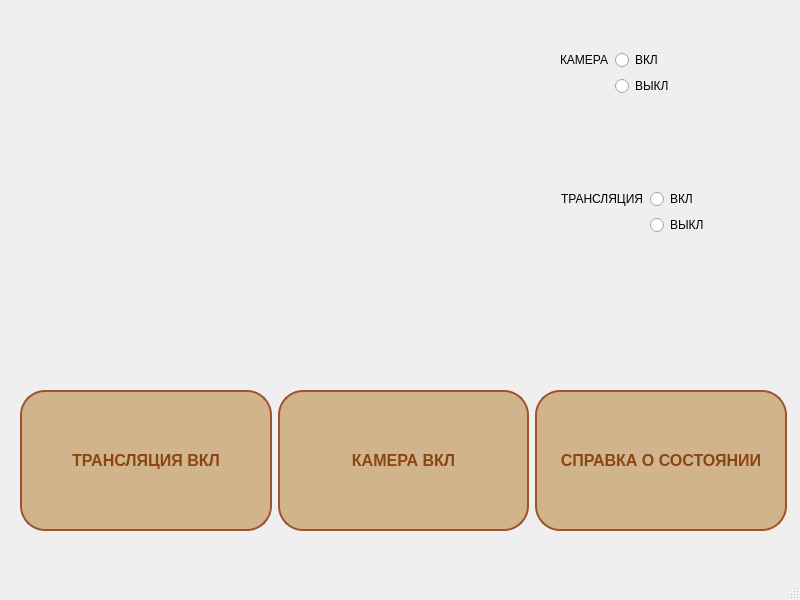
First picture: the form in mainwindow.ui, repository artemivanovz/Camera, before the edit.
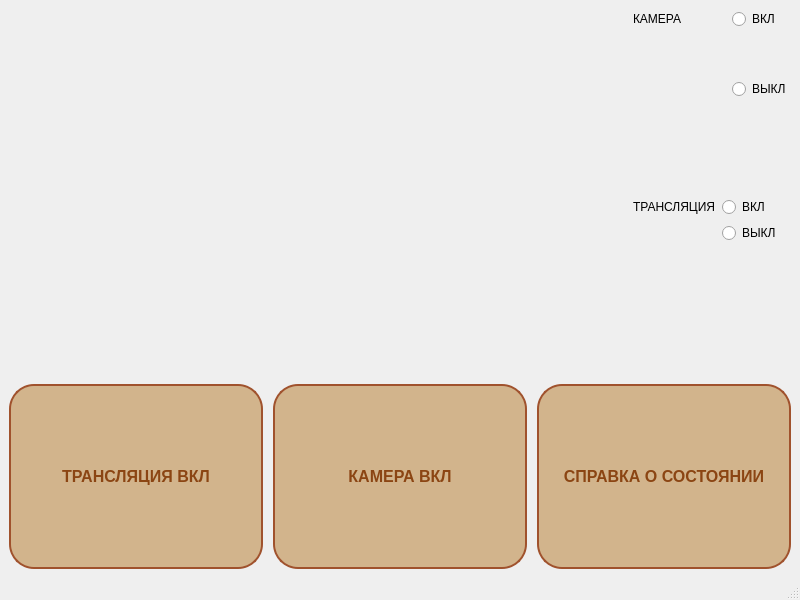
Second picture: the form after the edit.

Commit message: fixed layout using qt designer

Diff of the .ui file:
```diff
--- a/mainwindow.ui
+++ b/mainwindow.ui
@@ -14,29 +14,102 @@
    <string>MainWindow</string>
   </property>
   <widget class="QWidget" name="centralwidget">
+   <property name="sizePolicy">
+    <sizepolicy hsizetype="Expanding" vsizetype="Expanding">
+     <horstretch>0</horstretch>
+     <verstretch>0</verstretch>
+    </sizepolicy>
+   </property>
+   <layout class="QGridLayout" name="gridLayout_2">
+    <item row="0" column="0">
+     <layout class="QVBoxLayout" name="verticalLayout" stretch="2,1">
+      <item>
+       <layout class="QGridLayout" name="gridLayout" rowstretch="0,0" columnstretch="0,0">
+        <item row="0" column="0" rowspan="2">
    <widget class="QLabel" name="label">
-    <property name="geometry">
-     <rect>
-      <x>20</x>
-      <y>10</y>
-      <width>531</width>
-      <height>361</height>
-     </rect>
+          <property name="enabled">
+           <bool>true</bool>
+          </property>
+          <property name="sizePolicy">
+           <sizepolicy hsizetype="Expanding" vsizetype="Expanding">
+            <horstretch>16</horstretch>
+            <verstretch>9</verstretch>
+           </sizepolicy>
+          </property>
+          <property name="minimumSize">
+           <size>
+            <width>160</width>
+            <height>90</height>
+           </size>
     </property>
     <property name="text">
      <string/>
     </property>
    </widget>
-   <widget class="QWidget" name="layoutWidget">
-    <property name="geometry">
-     <rect>
-      <x>20</x>
-      <y>390</y>
-      <width>767</width>
-      <height>141</height>
-     </rect>
-    </property>
+        </item>
+        <item row="0" column="1">
+         <layout class="QFormLayout" name="formLayout">
+          <property name="horizontalSpacing">
+           <number>50</number>
+          </property>
+          <property name="verticalSpacing">
+           <number>50</number>
+          </property>
+          <item row="0" column="0">
+           <widget class="QLabel" name="cameraLabel">
+            <property name="text">
+             <string>КАМЕРА</string>
+            </property>
+           </widget>
+          </item>
+          <item row="0" column="1">
+           <widget class="QRadioButton" name="cameraONButton">
+            <property name="text">
+             <string>ВКЛ</string>
+            </property>
+           </widget>
+          </item>
+          <item row="1" column="1">
+           <widget class="QRadioButton" name="cameraOFFButton">
+            <property name="text">
+             <string>ВЫКЛ</string>
+            </property>
+           </widget>
+          </item>
+         </layout>
+        </item>
+        <item row="1" column="1">
+         <layout class="QFormLayout" name="formLayout_2">
+          <item row="0" column="0">
+           <widget class="QLabel" name="disaplayLabel">
+            <property name="text">
+             <string>ТРАНСЛЯЦИЯ</string>
+            </property>
+           </widget>
+          </item>
+          <item row="0" column="1">
+           <widget class="QRadioButton" name="displayONButton">
+            <property name="text">
+             <string>ВКЛ</string>
+            </property>
+           </widget>
+          </item>
+          <item row="1" column="1">
+           <widget class="QRadioButton" name="displayOFFButton">
+            <property name="text">
+             <string>ВЫКЛ</string>
+            </property>
+           </widget>
+          </item>
+         </layout>
+        </item>
+       </layout>
+      </item>
+      <item>
     <layout class="QHBoxLayout" name="horizontalLayout">
+        <property name="spacing">
+         <number>10</number>
+        </property>
      <item>
       <widget class="QPushButton" name="displayButton">
        <property name="sizePolicy">
@@ -165,73 +238,10 @@
       </widget>
      </item>
     </layout>
-   </widget>
-   <widget class="QWidget" name="layoutWidget">
-    <property name="geometry">
-     <rect>
-      <x>561</x>
-      <y>189</y>
-      <width>191</width>
-      <height>81</height>
-     </rect>
-    </property>
-    <layout class="QFormLayout" name="formLayout_2">
-     <item row="0" column="0">
-      <widget class="QLabel" name="disaplayLabel">
-       <property name="text">
-        <string>ТРАНСЛЯЦИЯ</string>
-       </property>
-      </widget>
-     </item>
-     <item row="0" column="1">
-      <widget class="QRadioButton" name="displayONButton">
-       <property name="text">
-        <string>ВКЛ</string>
-       </property>
-      </widget>
-     </item>
-     <item row="1" column="1">
-      <widget class="QRadioButton" name="displayOFFButton">
-       <property name="text">
-        <string>ВЫКЛ</string>
-       </property>
-      </widget>
-     </item>
-    </layout>
-   </widget>
-   <widget class="QWidget" name="layoutWidget">
-    <property name="geometry">
-     <rect>
-      <x>560</x>
-      <y>50</y>
-      <width>181</width>
-      <height>91</height>
-     </rect>
-    </property>
-    <layout class="QFormLayout" name="formLayout">
-     <item row="0" column="0">
-      <widget class="QLabel" name="cameraLabel">
-       <property name="text">
-        <string>КАМЕРА</string>
-       </property>
-      </widget>
-     </item>
-     <item row="0" column="1">
-      <widget class="QRadioButton" name="cameraONButton">
-       <property name="text">
-        <string>ВКЛ</string>
-       </property>
-      </widget>
-     </item>
-     <item row="1" column="1">
-      <widget class="QRadioButton" name="cameraOFFButton">
-       <property name="text">
-        <string>ВЫКЛ</string>
-       </property>
-      </widget>
-     </item>
-    </layout>
-   </widget>
+      </item>
+     </layout>
+    </item>
+   </layout>
   </widget>
   <widget class="QMenuBar" name="menubar">
    <property name="geometry">
```
Lines whose indentation alone changed are shown as unchanged. The commit also changes 419 other files.
